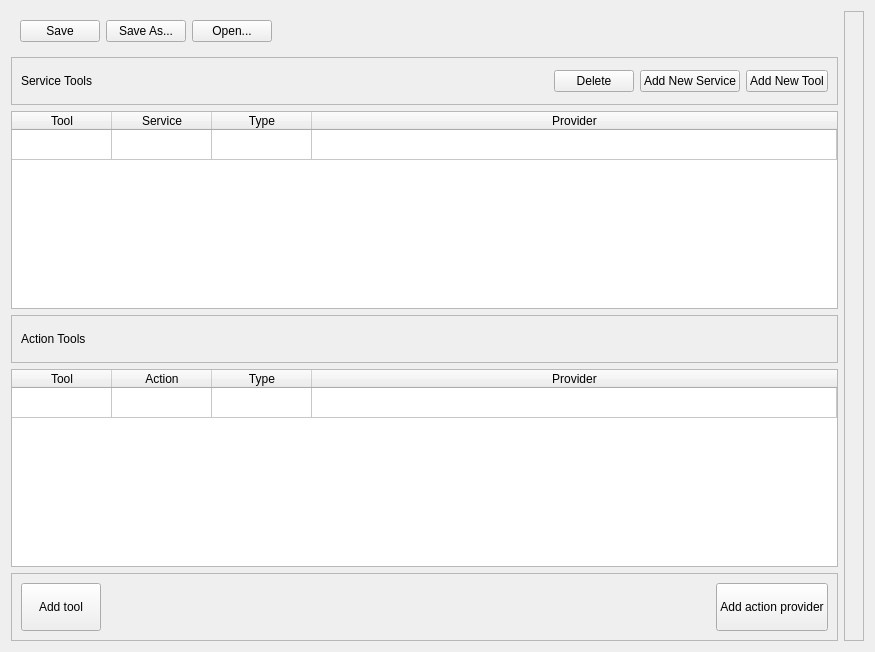
ipa320/rqt_frame_editor_plugin, file intent_dispatcher/ui/overview_dialog.ui: the form before one commit.
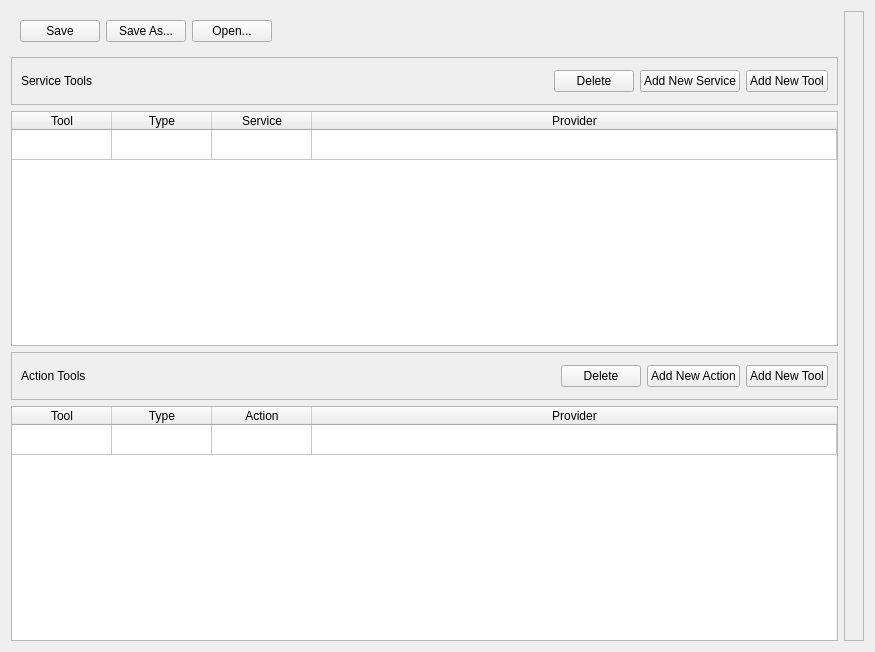
The form after the commit. Icons and pictures are not drawn.

Commit message: dispatcher: undo/redo commands (3), tool GUI

```diff
--- a/intent_dispatcher/ui/overview_dialog.ui
+++ b/intent_dispatcher/ui/overview_dialog.ui
@@ -171,16 +171,16 @@
          <string>Tool</string>
         </property>
        </column>
+       <column>
+        <property name="text">
+         <string>Type</string>
+        </property>
+       </column>
        <column>
         <property name="text">
          <string>Service</string>
         </property>
        </column>
-       <column>
-        <property name="text">
-         <string>Type</string>
-        </property>
-       </column>
        <column>
         <property name="text">
          <string>Provider</string>
@@ -202,7 +202,7 @@
        <property name="frameShadow">
         <enum>QFrame::Raised</enum>
        </property>
-       <layout class="QVBoxLayout" name="verticalLayout_3">
+       <layout class="QHBoxLayout" name="horizontalLayout">
         <item>
          <widget class="QLabel" name="txtIntentDescription_2">
           <property name="text">
@@ -210,109 +210,104 @@
           </property>
          </widget>
         </item>
-       </layout>
-      </widget>
-     </item>
-     <item>
-      <widget class="QTableWidget" name="table_actions">
-       <property name="styleSheet">
-        <string notr="true">QTableView::item:hover {
-    background-color: rgba(200,200,220,255);
-} </string>
-       </property>
-       <property name="iconSize">
-        <size>
-         <width>90</width>
-         <height>90</height>
-        </size>
-       </property>
-       <attribute name="horizontalHeaderVisible">
-        <bool>true</bool>
-       </attribute>
-       <attribute name="horizontalHeaderStretchLastSection">
-        <bool>true</bool>
-       </attribute>
-       <attribute name="verticalHeaderVisible">
-        <bool>false</bool>
-       </attribute>
-       <row>
-        <property name="text">
-         <string>asd</string>
-        </property>
-       </row>
-       <column>
-        <property name="text">
-         <string>Tool</string>
-        </property>
-       </column>
-       <column>
-        <property name="text">
-         <string>Action</string>
-        </property>
-       </column>
-       <column>
-        <property name="text">
-         <string>Type</string>
-        </property>
-       </column>
-       <column>
-        <property name="text">
-         <string>Provider</string>
-        </property>
-       </column>
-      </widget>
-     </item>
-     <item>
-      <widget class="QFrame" name="frame_2">
-       <property name="frameShape">
-        <enum>QFrame::StyledPanel</enum>
-       </property>
-       <property name="frameShadow">
-        <enum>QFrame::Raised</enum>
-       </property>
-       <layout class="QHBoxLayout" name="horizontalLayout">
         <item>
-         <widget class="QPushButton" name="btnAddTool">
-          <property name="minimumSize">
-           <size>
-            <width>0</width>
-            <height>48</height>
-           </size>
-          </property>
-          <property name="text">
-           <string>Add tool</string>
-          </property>
-         </widget>
-        </item>
-        <item>
-         <spacer name="horizontalSpacer">
+         <spacer name="horizontalSpacer_4">
           <property name="orientation">
            <enum>Qt::Horizontal</enum>
           </property>
           <property name="sizeHint" stdset="0">
            <size>
-            <width>40</width>
+            <width>332</width>
             <height>20</height>
            </size>
           </property>
          </spacer>
         </item>
         <item>
-         <widget class="QPushButton" name="btnAddAction">
-          <property name="minimumSize">
-           <size>
-            <width>0</width>
-            <height>48</height>
-           </size>
+         <widget class="QPushButton" name="btn_delete_action">
+          <property name="text">
+           <string>Delete</string>
           </property>
+          <property name="icon">
+           <iconset theme="list-remove">
+            <normaloff>../../frame_editor/src/frame_editor</normaloff>../../frame_editor/src/frame_editor</iconset>
+          </property>
+         </widget>
+        </item>
+        <item>
+         <widget class="QPushButton" name="btn_add_action">
           <property name="text">
-           <string>Add action provider</string>
+           <string>Add New Action</string>
+          </property>
+          <property name="icon">
+           <iconset theme="list-add">
+            <normaloff>../../frame_editor/src/frame_editor</normaloff>../../frame_editor/src/frame_editor</iconset>
+          </property>
+         </widget>
+        </item>
+        <item>
+         <widget class="QPushButton" name="btn_add_action_tool">
+          <property name="text">
+           <string>Add New Tool</string>
+          </property>
+          <property name="icon">
+           <iconset theme="list-add">
+            <normaloff>../../frame_editor/src/frame_editor</normaloff>../../frame_editor/src/frame_editor</iconset>
           </property>
          </widget>
         </item>
        </layout>
       </widget>
      </item>
+     <item>
+      <widget class="QTableWidget" name="table_actions">
+       <property name="styleSheet">
+        <string notr="true">QTableView::item:hover {
+    background-color: rgba(200,200,220,255);
+} </string>
+       </property>
+       <property name="iconSize">
+        <size>
+         <width>90</width>
+         <height>90</height>
+        </size>
+       </property>
+       <attribute name="horizontalHeaderVisible">
+        <bool>true</bool>
+       </attribute>
+       <attribute name="horizontalHeaderStretchLastSection">
+        <bool>true</bool>
+       </attribute>
+       <attribute name="verticalHeaderVisible">
+        <bool>false</bool>
+       </attribute>
+       <row>
+        <property name="text">
+         <string>asd</string>
+        </property>
+       </row>
+       <column>
+        <property name="text">
+         <string>Tool</string>
+        </property>
+       </column>
+       <column>
+        <property name="text">
+         <string>Type</string>
+        </property>
+       </column>
+       <column>
+        <property name="text">
+         <string>Action</string>
+        </property>
+       </column>
+       <column>
+        <property name="text">
+         <string>Provider</string>
+        </property>
+       </column>
+      </widget>
+     </item>
     </layout>
    </item>
    <item>
```
Left out of the diff: 2 changed lines with no effect on the pictures. The commit also changes 4 other files.
